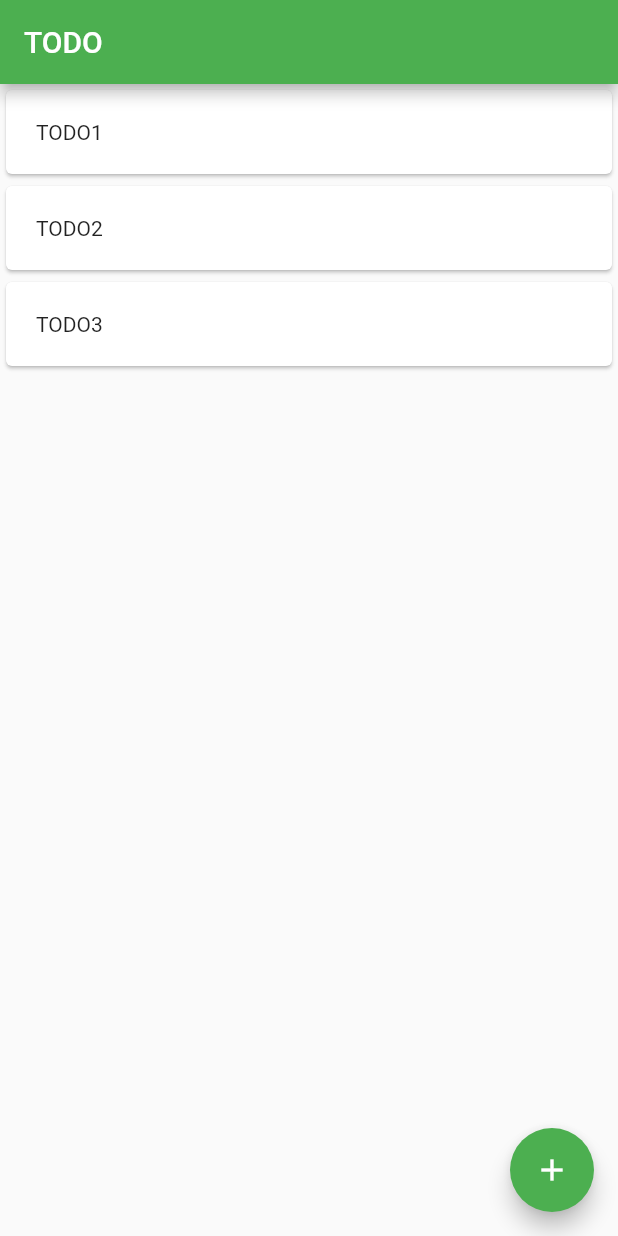
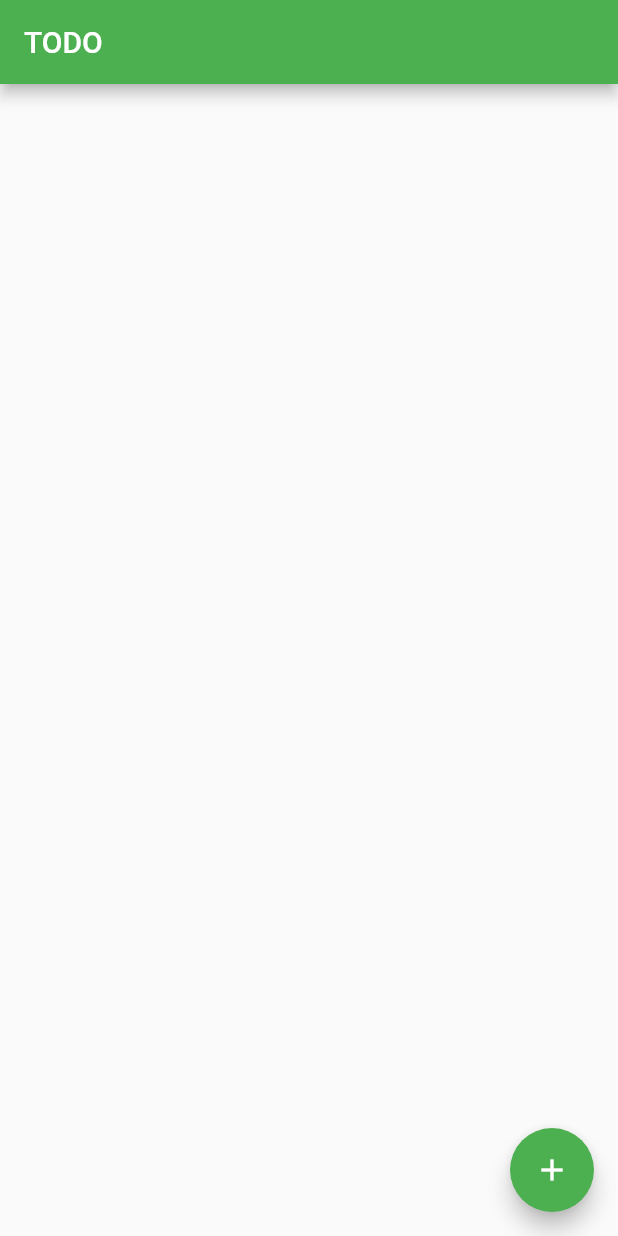
Before and after one commit to is-9108/todo_app, a Flutter app: the screen it shows after launch, on a phone screen of 412 x 824 dp. Run offline on Flutter 3.47's test engine with Material 2 defaults, Android fonts, the phone set to English and light mode, and no system bars.

Commit message:
todoList設定

```diff
--- a/lib/main.dart
+++ b/lib/main.dart
@@ -17,7 +17,7 @@ class TODOView extends StatefulWidget {
 }
 
 class _TODOViewState extends State<TODOView> {
-  var todoList = ['TODO1','TODO2','TODO3'];
+  var todoList = [];
 
   final inputController = TextEditingController();
   @override
```
